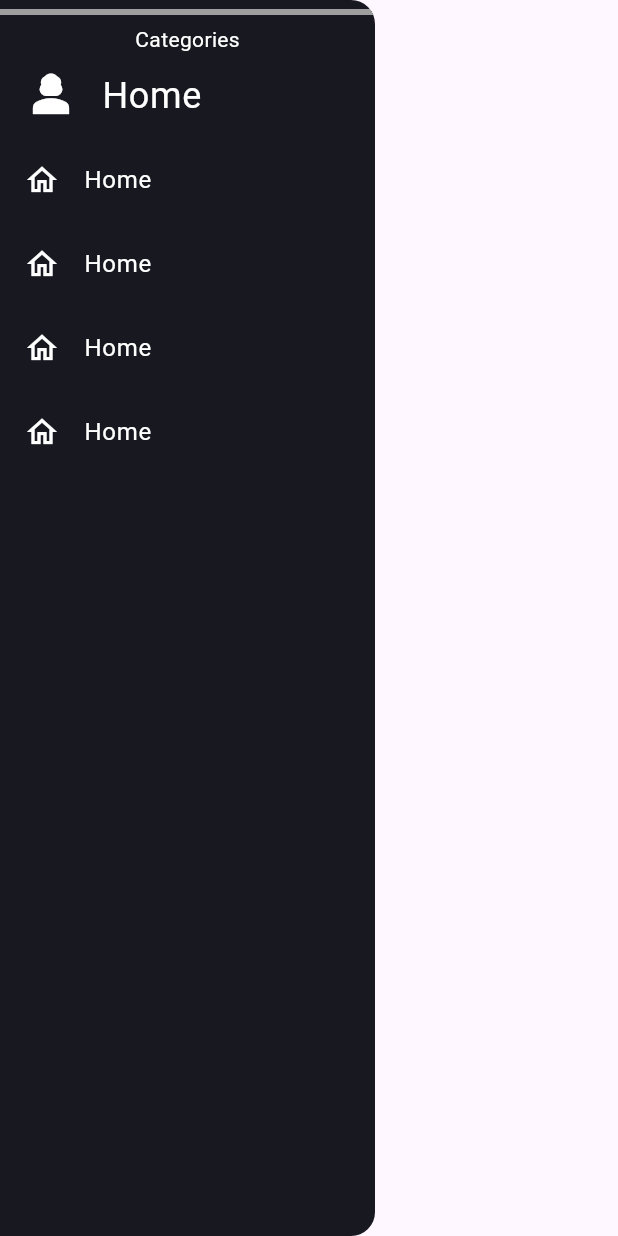
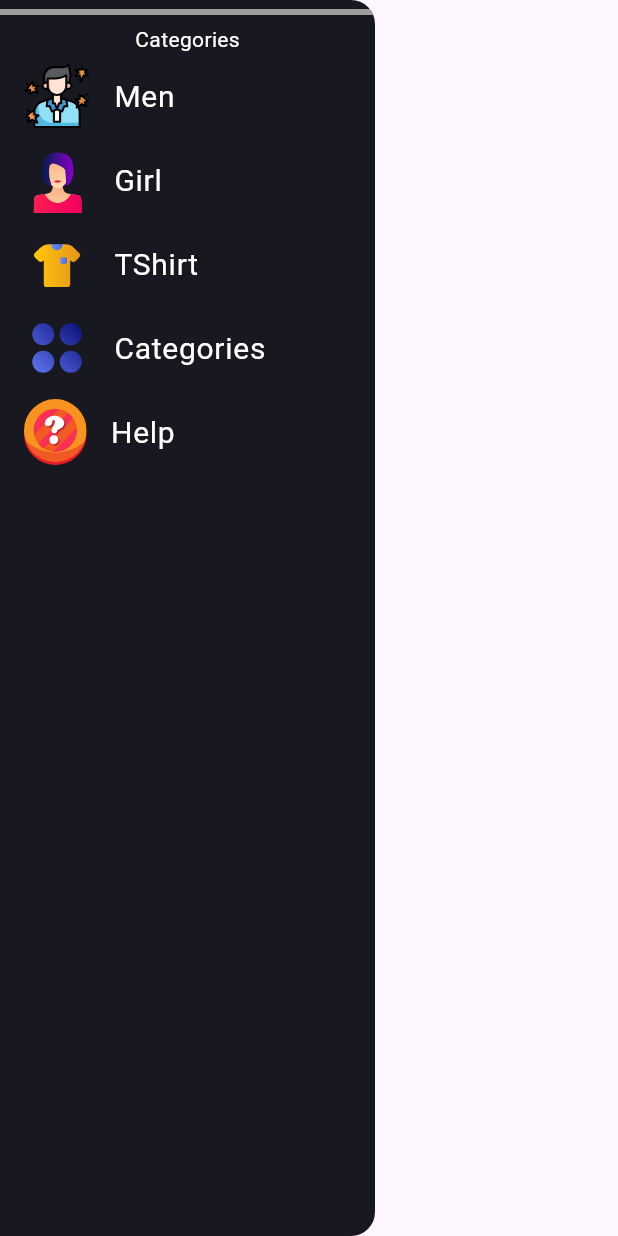
Before and after one commit to sudorajpy/clothing_ecommerce_app, a Flutter app: the SideNavigationDrawer widget shown alone on an empty page, opened directly, on a phone screen of 412 x 824 dp. Run offline on Flutter 3.47's test engine with Material 2 defaults, Android fonts, the phone set to English and light mode, and no system bars; our stand-ins replace card_swiper, curved_navigation_bar, flutter_svg, google_nav_bar, lottie, velocity_x; network calls fail; Roboto replaces fonts that are missing (sans_regular).

Commit message:
side menu bar

```diff
--- a/lib/widgets/side_menu.dart
+++ b/lib/widgets/side_menu.dart
@@ -1,6 +1,7 @@
 import 'package:clothing_ecommerce_app/constants/colors.dart';
 import 'package:clothing_ecommerce_app/widgets/common_button.dart';
 import 'package:flutter/material.dart';
+import 'package:flutter_svg/flutter_svg.dart';
 
 class SideNavigationDrawer extends StatelessWidget {
   const SideNavigationDrawer({super.key});
@@ -37,27 +38,27 @@ class SideNavigationDrawer extends StatelessWidget {
       ),
       Text('Categories',style: TextStyle(color: whiteColor),),
       ListTile(
-        leading: Icon(Icons.person_3,color: whiteColor,size: 36,),
-        title: Text('Home',style: TextStyle(color: whiteColor,fontSize: 24),),
+        leading: SvgPicture.asset('assets/icons/men.svg',height: 44),
+        title: Text('Men',style: TextStyle(color: whiteColor,fontSize: 20),),
         onTap: (){},
       ),
       ListTile(
-        leading: Icon(Icons.home_outlined,color: whiteColor,),
-        title: Text('Home',style: TextStyle(color: whiteColor),),
+        leading: SvgPicture.asset('assets/icons/girl.svg',height: 44,),
+        title: Text('Girl',style: TextStyle(color: whiteColor,fontSize: 20),),
         onTap: (){},
       ),ListTile(
-        leading: Icon(Icons.home_outlined,color: whiteColor,),
-        title: Text('Home',style: TextStyle(color: whiteColor),),
+        leading: SvgPicture.asset('assets/icons/tshirt.svg',height: 44,),
+        title: Text('TShirt',style: TextStyle(color: whiteColor,fontSize: 20),),
         onTap: (){},
       ),
       ListTile(
-        leading: Icon(Icons.home_outlined,color: whiteColor,),
-        title: Text('Home',style: TextStyle(color: whiteColor),),
+        leading: SvgPicture.asset('assets/icons/categories.svg',height: 44,),
+        title: Text('Categories',style: TextStyle(color: whiteColor,fontSize: 20),),
         onTap: (){},
       ),
       ListTile(
-        leading: Icon(Icons.home_outlined,color: whiteColor,),
-        title: Text('Home',style: TextStyle(color: whiteColor),),
+        leading: SvgPicture.asset('assets/icons/help.svg',height: 44,),
+        title: Text('Help',style: TextStyle(color: whiteColor,fontSize: 20),),
         onTap: (){},
       ),
     ],
```
Also changed, not shown: assets/icons/categories.svg (added), assets/icons/girl.svg (added), assets/icons/help.svg (added), assets/icons/men.svg (added), assets/icons/tshirt.svg (added), assets/icons/woman.svg (added).
